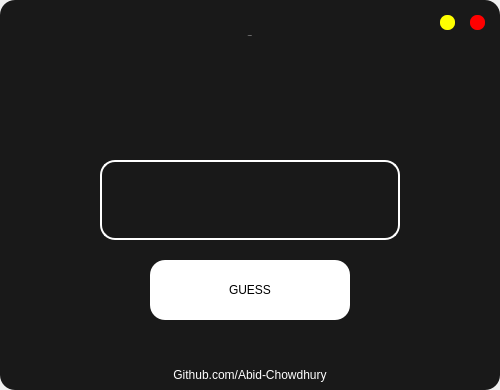
Qt form UI.ui (Abid-Chowdhury/Wordle-Clone-Python) before a commit.
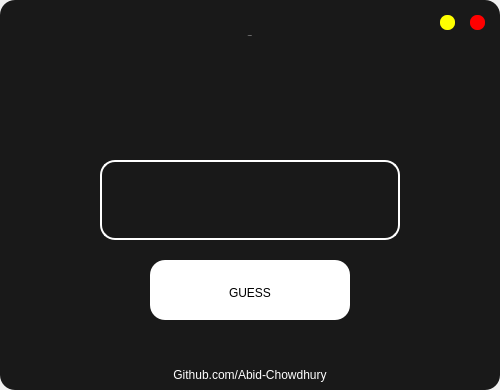
The same form after that commit.

Commit message: changed guess button hover effect

```diff
--- a/UI.ui
+++ b/UI.ui
@@ -147,6 +147,7 @@
 	background-color: white;
 	font: 40px &quot;Adam Bold&quot;;
 	border-radius: 15px;
+	padding-top: 5px
 }
 
 QPushButton::hover {
@@ -158,6 +159,18 @@
      <property name="text">
       <string>GUESS</string>
      </property>
+     <property name="checkable">
+      <bool>false</bool>
+     </property>
+     <property name="autoExclusive">
+      <bool>false</bool>
+     </property>
+     <property name="autoDefault">
+      <bool>false</bool>
+     </property>
+     <property name="flat">
+      <bool>false</bool>
+     </property>
     </widget>
     <widget class="QPushButton" name="button_minimize">
      <property name="geometry">
```
Left out of the diff: 2 changed lines with no effect on the pictures. The commit also changes 6 other files.
